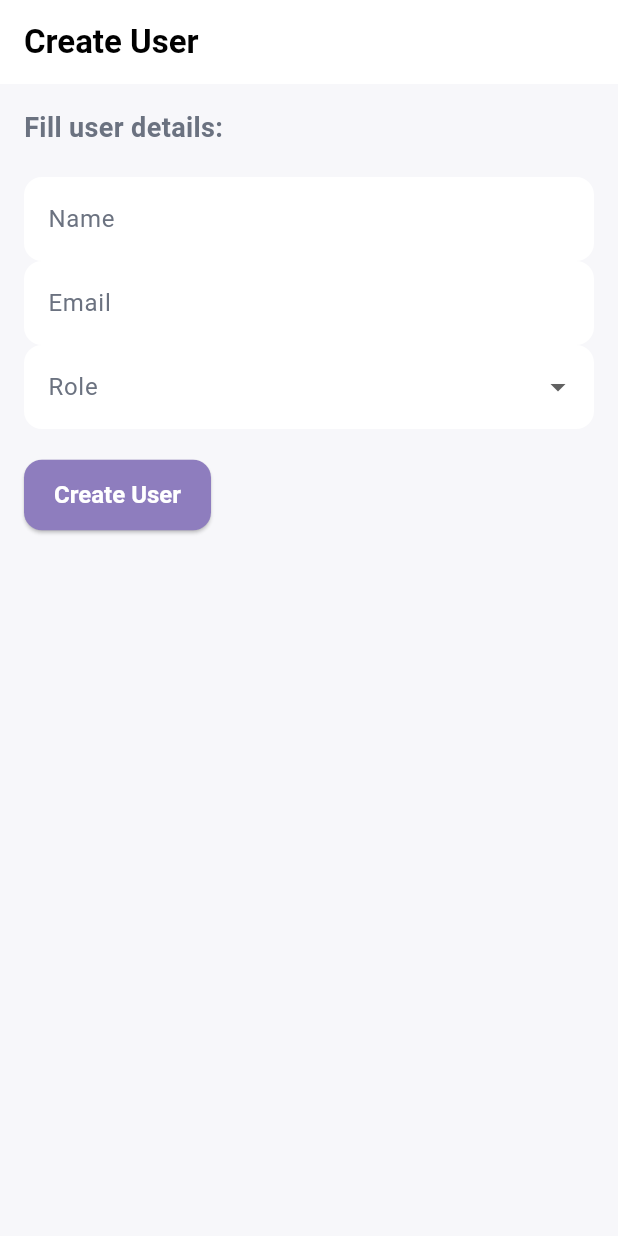
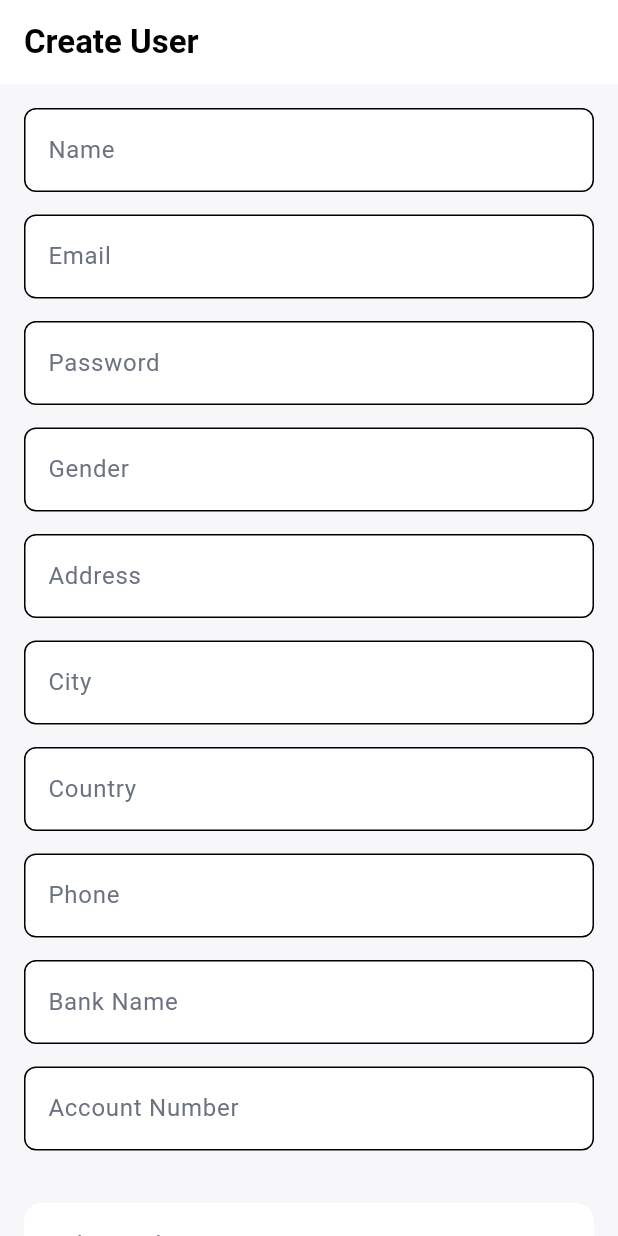
Before and after one commit to AbdulHaseeb4/ZonifyProApplication, a Flutter app: the AdminCreateUserPage screen opened by its route, on a phone screen of 412 x 824 dp. Run offline on Flutter 3.47's test engine with Material 3 defaults, Android fonts, the phone set to English and light mode, and no system bars; our stand-ins replace cloud_firestore, firebase_auth, firebase_core, flutter_riverpod, go_router, google_fonts; accounts and stored records are empty.

Commit message:
Admin create users hain updated in database

```diff
--- a/lib/core/dashboard_wrapper.dart
+++ b/lib/core/dashboard_wrapper.dart
@@ -24,7 +24,6 @@ class _DashboardWrapperState extends State<DashboardWrapper> {
     super.didChangeDependencies();
 
     if (!_messageShown) {
-      // ✅ GoRouter mai arguments ModalRoute se nahi milte
       final extra = GoRouterState.of(context).extra as Map<String, dynamic>?;
 
       final role = extra?["role"] ?? widget.defaultRole;
@@ -33,7 +32,6 @@ class _DashboardWrapperState extends State<DashboardWrapper> {
       if (showMessage) {
         WidgetsBinding.instance.addPostFrameCallback((_) {
           if (mounted) {
-            // ✅ ab global key se snackbar trigger hoga
             rootScaffoldMessengerKey.currentState?.showSnackBar(
               SnackBar(
                 content: Text("Login Successful as $role"),
--- /dev/null
+++ b/lib/providers/user_provider.dart
@@ -0,0 +1,46 @@
+import 'package:flutter_riverpod/flutter_riverpod.dart';
+import 'package:cloud_firestore/cloud_firestore.dart';
+import 'package:firebase_auth/firebase_auth.dart';
+
+final userServiceProvider = Provider<UserService>((ref) => UserService());
+
+class UserService {
+  final FirebaseAuth _auth = FirebaseAuth.instance;
+  final FirebaseFirestore _db = FirebaseFirestore.instance;
+
+  Future<void> createUser({
+    required String name,
+    required String email,
+    required String password,
+    required String gender,
+    required String address,
+    required String city,
+    required String country,
+    required String phone,
+    required String bankName,
+    required String accountNumber,
+    required String role,
+  }) async {
+    // 🔹 Step 1: Create user in Firebase Auth
+    final userCredential = await _auth.createUserWithEmailAndPassword(
+      email: email,
+      password: password,
+    );
+
+    // 🔹 Step 2: Store user details in Firestore
+    await _db.collection("users").doc(userCredential.user!.uid).set({
+      "uid": userCredential.user!.uid,
+      "name": name,
+      "email": email,
+      "gender": gender,
+      "address": address,
+      "city": city,
+      "country": country,
+      "phone": phone,
+      "bankName": bankName,
+      "accountNumber": accountNumber,
+      "role": role,
+      "createdAt": FieldValue.serverTimestamp(),
+    });
+  }
+}
--- a/lib/screens/admin/add_user/admin_create_user.dart
+++ b/lib/screens/admin/add_user/admin_create_user.dart
@@ -1,49 +1,134 @@
 import 'package:flutter/material.dart';
+import 'package:flutter_riverpod/flutter_riverpod.dart';
+import '../../../providers/user_provider.dart';
 
-class AdminCreateUserPage extends StatelessWidget {
+class AdminCreateUserPage extends ConsumerStatefulWidget {
   const AdminCreateUserPage({super.key});
 
   @override
+  ConsumerState<AdminCreateUserPage> createState() =>
+      _AdminCreateUserPageState();
+}
+
+class _AdminCreateUserPageState extends ConsumerState<AdminCreateUserPage> {
+  final _formKey = GlobalKey<FormState>();
+
+  final _nameController = TextEditingController();
+  final _emailController = TextEditingController();
+  final _passwordController = TextEditingController();
+  final _genderController = TextEditingController();
+  final _addressController = TextEditingController();
+  final _cityController = TextEditingController();
+  final _countryController = TextEditingController();
+  final _phoneController = TextEditingController();
+  final _bankNameController = TextEditingController();
+  final _accountNumberController = TextEditingController();
+
+  String? _selectedRole;
+  final List<String> _roles = ["admin", "manager", "pmm", "pm"];
+
+  @override
   Widget build(BuildContext context) {
+    final userService = ref.watch(userServiceProvider);
+
     return Scaffold(
       appBar: AppBar(title: const Text("Create User")),
-      body: Padding(
-        padding: const EdgeInsets.all(16.0),
+      body: SingleChildScrollView(
+        padding: const EdgeInsets.all(16),
+        child: Form(
+          key: _formKey,
           child: Column(
-          crossAxisAlignment: CrossAxisAlignment.start,
             children: [
-            const Text(
-              "Fill user details:",
-              style: TextStyle(fontSize: 18, fontWeight: FontWeight.bold),
+              _buildTextField("Name", _nameController),
+              _buildTextField("Email", _emailController),
+              _buildTextField(
+                "Password",
+                _passwordController,
+                isPassword: true,
+              ),
+              _buildTextField("Gender", _genderController),
+              _buildTextField("Address", _addressController),
+              _buildTextField("City", _cityController),
+              _buildTextField("Country", _countryController),
+              _buildTextField("Phone", _phoneController),
+              _buildTextField("Bank Name", _bankNameController),
+              _buildTextField("Account Number", _accountNumberController),
+
+              const SizedBox(height: 20),
+              DropdownButtonFormField<String>(
+                value: _selectedRole,
+                decoration: const InputDecoration(labelText: "Select Role"),
+                items: _roles
+                    .map(
+                      (role) => DropdownMenuItem(
+                        value: role,
+                        child: Text(role.toUpperCase()),
+                      ),
+                    )
+                    .toList(),
+                onChanged: (val) => setState(() => _selectedRole = val),
+                validator: (val) => val == null ? "Please select a role" : null,
               ),
 
-            const SizedBox(height: 20),
-            TextField(decoration: const InputDecoration(labelText: "Name")),
-            TextField(decoration: const InputDecoration(labelText: "Email")),
-            DropdownButtonFormField<String>(
-              decoration: const InputDecoration(labelText: "Role"),
-              items: const [
-                DropdownMenuItem(value: "admin", child: Text("Admin")),
-                DropdownMenuItem(value: "manager", child: Text("Manager")),
-                DropdownMenuItem(value: "pmm", child: Text("PMM")),
-                DropdownMenuItem(value: "pm", child: Text("PM")),
-              ],
-              onChanged: (value) {},
+              const SizedBox(height: 30),
+              ElevatedButton.icon(
+                onPressed: () async {
+                  if (_formKey.currentState!.validate()) {
+                    try {
+                      await userService.createUser(
+                        name: _nameController.text.trim(),
+                        email: _emailController.text.trim(),
+                        password: _passwordController.text.trim(),
+                        gender: _genderController.text.trim(),
+                        address: _addressController.text.trim(),
+                        city: _cityController.text.trim(),
+                        country: _countryController.text.trim(),
+                        phone: _phoneController.text.trim(),
+                        bankName: _bankNameController.text.trim(),
+                        accountNumber: _accountNumberController.text.trim(),
+                        role: _selectedRole!,
+                      );
+
+                      ScaffoldMessenger.of(context).showSnackBar(
+                        const SnackBar(
+                          content: Text("✅ User Created Successfully"),
                         ),
+                      );
 
-            const SizedBox(height: 20),
-            ElevatedButton(
-              onPressed: () {
-                // TODO: call provider/api to create user
-                ScaffoldMessenger.of(context).showSnackBar(
-                  const SnackBar(content: Text("User Created (Dummy)")),
-                );
+                      Navigator.pop(context); // go back
+                    } catch (e) {
+                      ScaffoldMessenger.of(
+                        context,
+                      ).showSnackBar(SnackBar(content: Text("❌ Error: $e")));
+                    }
+                  }
                 },
-              child: const Text("Create User"),
+                icon: const Icon(Icons.add),
+                label: const Text("Create User"),
               ),
             ],
           ),
         ),
+      ),
+    );
+  }
+
+  Widget _buildTextField(
+    String label,
+    TextEditingController controller, {
+    bool isPassword = false,
+  }) {
+    return Padding(
+      padding: const EdgeInsets.only(bottom: 15),
+      child: TextFormField(
+        controller: controller,
+        obscureText: isPassword,
+        decoration: InputDecoration(
+          labelText: label,
+          border: OutlineInputBorder(borderRadius: BorderRadius.circular(8)),
+        ),
+        validator: (val) => val == null || val.isEmpty ? "Enter $label" : null,
+      ),
     );
   }
 }
```
Also changed, not shown: 3 other files. Lines whose indentation alone changed are shown as unchanged.
